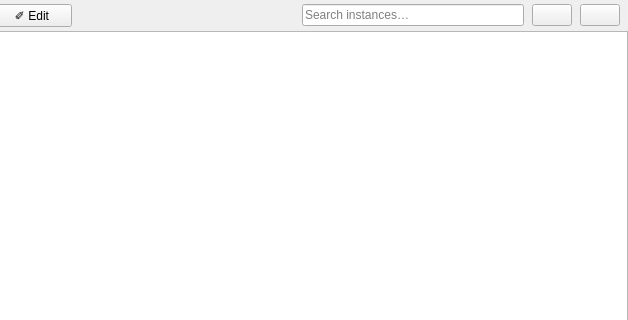
Before: the Qt Designer form src/qt/LauncherWindow.ui in ChicoState/prismaticlauncher, drawn with Qt 5; both pictures show x 192 to 820 and y 0 to 320 of the 820 by 600 pixel window.
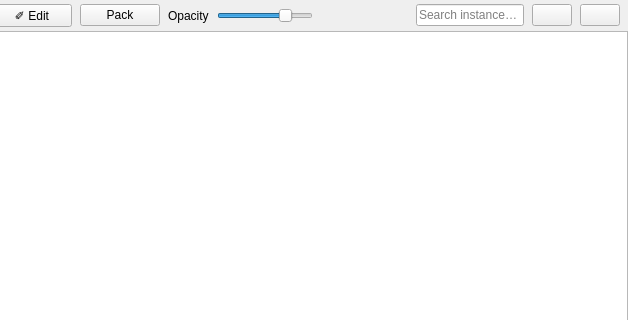
After: the same form once the commit is applied. Icons and pictures are not drawn.

What changed in the file:
```diff
--- a/src/qt/LauncherWindow.ui
+++ b/src/qt/LauncherWindow.ui
@@ -74,6 +74,60 @@
         </property>
        </widget>
       </item>
+      <item>
+       <widget class="QPushButton" name="farmPackToggle">
+        <property name="toolTip">
+         <string>Toggle ChickPix artwork</string>
+        </property>
+        <property name="accessibleName">
+         <string>Toggle ChickPix artwork</string>
+        </property>
+        <property name="text">
+         <string>Pack</string>
+        </property>
+        <property name="checkable">
+         <bool>true</bool>
+        </property>
+       </widget>
+      </item>
+      <item>
+       <widget class="QLabel" name="farmPackOpacityLabel">
+        <property name="text">
+         <string>Opacity</string>
+        </property>
+       </widget>
+      </item>
+      <item>
+       <widget class="QSlider" name="farmPackOpacity">
+        <property name="toolTip">
+         <string>ChickPix opacity</string>
+        </property>
+        <property name="accessibleName">
+         <string>ChickPix opacity</string>
+        </property>
+        <property name="minimumSize">
+         <size>
+          <width>90</width>
+          <height>0</height>
+         </size>
+        </property>
+        <property name="maximumSize">
+         <size>
+          <width>110</width>
+          <height>16777215</height>
+         </size>
+        </property>
+        <property name="maximum">
+         <number>100</number>
+        </property>
+        <property name="value">
+         <number>75</number>
+        </property>
+        <property name="orientation">
+         <enum>Qt::Orientation::Horizontal</enum>
+        </property>
+       </widget>
+      </item>
       <item>
        <spacer name="libraryToolbarSpacer">
         <property name="orientation">
```
